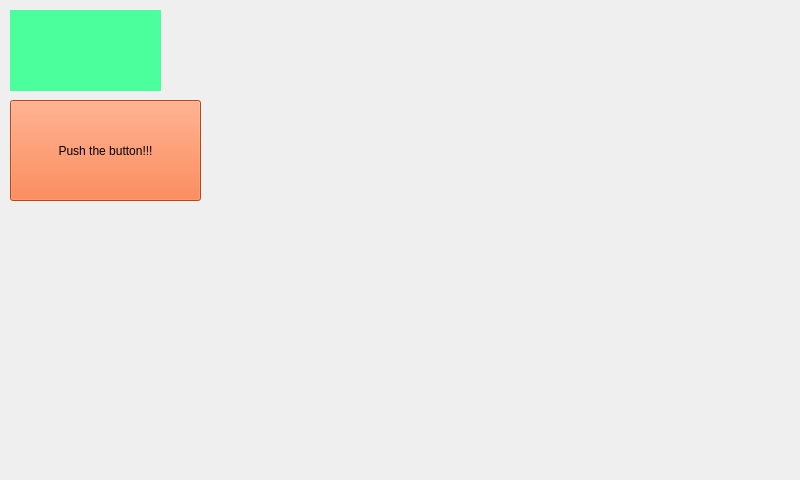
Qt form form_main.ui (MaksMacioszczyk/cameraControllGui) before a commit.
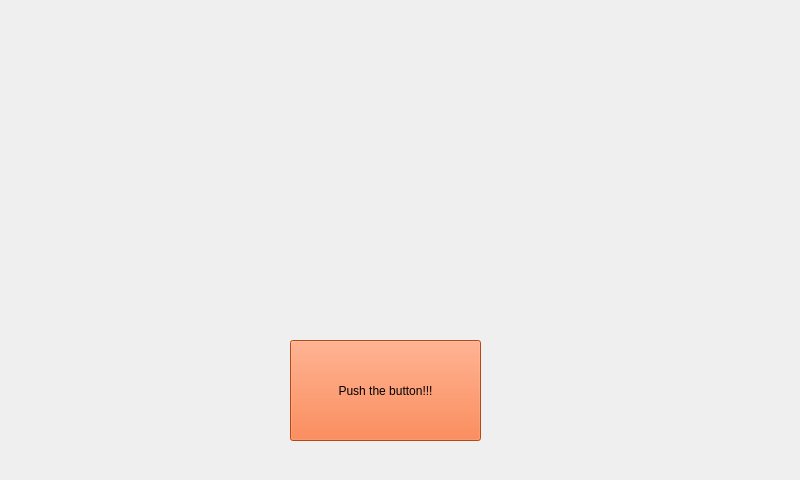
The same form after that commit.

Diff of the .ui file:
```diff
--- a/form_main.ui
+++ b/form_main.ui
@@ -62,8 +62,8 @@
    <widget class="QPushButton" name="Button_1">
     <property name="geometry">
      <rect>
-      <x>10</x>
-      <y>100</y>
+      <x>290</x>
+      <y>340</y>
       <width>191</width>
       <height>101</height>
      </rect>
@@ -79,8 +79,8 @@
    <widget class="QLabel" name="Label_1">
     <property name="geometry">
      <rect>
-      <x>10</x>
-      <y>10</y>
+      <x>310</x>
+      <y>220</y>
       <width>151</width>
       <height>81</height>
      </rect>
@@ -91,7 +91,7 @@
      </font>
     </property>
     <property name="styleSheet">
-     <string notr="true">background-color: rgb(75, 255, 156);</string>
+     <string notr="true"/>
     </property>
     <property name="text">
      <string/>
```
Left out of the diff: 3 changed lines with no effect on the pictures.
